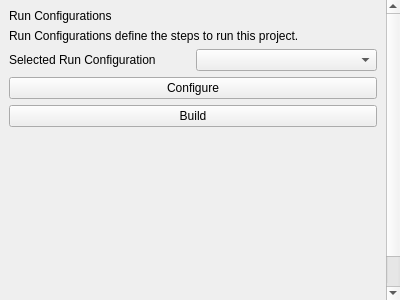
First picture: the form in application/pages/projectpage/leftpanes/runconfigurationleftpane/runconfigurationleftpane.ui, repository theCheeseboard/theSlate, before the edit.
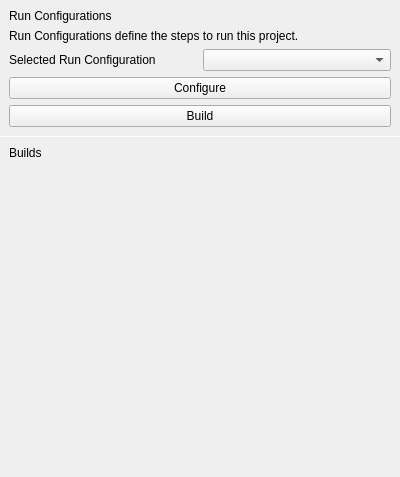
Second picture: the form after the edit. Custom widgets are drawn as their Qt base class.

Commit message: Add build logs and build history

```diff
--- a/application/pages/projectpage/leftpanes/runconfigurationleftpane/runconfigurationleftpane.ui
+++ b/application/pages/projectpage/leftpanes/runconfigurationleftpane/runconfigurationleftpane.ui
@@ -7,7 +7,7 @@
     <x>0</x>
     <y>0</y>
     <width>400</width>
-    <height>300</height>
+    <height>477</height>
    </rect>
   </property>
   <property name="windowTitle">
@@ -43,10 +43,42 @@
         <x>0</x>
         <y>0</y>
         <width>400</width>
-        <height>381</height>
+        <height>477</height>
        </rect>
       </property>
-      <layout class="QGridLayout" name="gridLayout">
+      <layout class="QVBoxLayout" name="verticalLayout_2">
+       <property name="spacing">
+        <number>0</number>
+       </property>
+       <property name="leftMargin">
+        <number>0</number>
+       </property>
+       <property name="topMargin">
+        <number>0</number>
+       </property>
+       <property name="rightMargin">
+        <number>0</number>
+       </property>
+       <property name="bottomMargin">
+        <number>0</number>
+       </property>
+       <item>
+        <layout class="QGridLayout" name="gridLayout_2">
+         <property name="leftMargin">
+          <number>9</number>
+         </property>
+         <property name="topMargin">
+          <number>9</number>
+         </property>
+         <property name="rightMargin">
+          <number>9</number>
+         </property>
+         <property name="bottomMargin">
+          <number>9</number>
+         </property>
+         <property name="spacing">
+          <number>6</number>
+         </property>
        <item row="2" column="0">
         <widget class="QLabel" name="label_3">
          <property name="text">
@@ -54,12 +86,8 @@
          </property>
         </widget>
        </item>
-       <item row="3" column="0" colspan="2">
-        <widget class="QPushButton" name="configureButton">
-         <property name="text">
-          <string>Configure</string>
-         </property>
-        </widget>
+         <item row="2" column="1">
+          <widget class="QComboBox" name="runConfigurationsComboBox"/>
        </item>
        <item row="1" column="0" colspan="2">
         <widget class="QLabel" name="label_2">
@@ -71,9 +99,6 @@
          </property>
         </widget>
        </item>
-       <item row="2" column="1">
-        <widget class="QComboBox" name="runConfigurationsComboBox"/>
-       </item>
        <item row="0" column="0" colspan="2">
         <widget class="tSubtitleLabel" name="label">
          <property name="text">
@@ -81,7 +106,65 @@
          </property>
         </widget>
        </item>
-       <item row="5" column="0">
+         <item row="3" column="0" colspan="2">
+          <widget class="QPushButton" name="configureButton">
+           <property name="text">
+            <string>Configure</string>
+           </property>
+          </widget>
+         </item>
+         <item row="4" column="0" colspan="2">
+          <widget class="QPushButton" name="buildButton">
+           <property name="text">
+            <string>Build</string>
+           </property>
+          </widget>
+         </item>
+        </layout>
+       </item>
+       <item>
+        <widget class="Line" name="line">
+         <property name="maximumSize">
+          <size>
+           <width>16777215</width>
+           <height>1</height>
+          </size>
+         </property>
+         <property name="orientation">
+          <enum>Qt::Horizontal</enum>
+         </property>
+        </widget>
+       </item>
+       <item>
+        <layout class="QVBoxLayout" name="verticalLayout_3">
+         <property name="spacing">
+          <number>0</number>
+         </property>
+         <property name="leftMargin">
+          <number>9</number>
+         </property>
+         <property name="topMargin">
+          <number>9</number>
+         </property>
+         <property name="rightMargin">
+          <number>9</number>
+         </property>
+         <property name="bottomMargin">
+          <number>9</number>
+         </property>
+         <item>
+          <widget class="tSubtitleLabel" name="label_4">
+           <property name="text">
+            <string>Builds</string>
+           </property>
+          </widget>
+         </item>
+        </layout>
+       </item>
+       <item>
+        <layout class="QVBoxLayout" name="buildsLayout"/>
+       </item>
+       <item>
         <spacer name="verticalSpacer">
          <property name="orientation">
           <enum>Qt::Vertical</enum>
@@ -89,18 +172,11 @@
          <property name="sizeHint" stdset="0">
           <size>
            <width>20</width>
-           <height>201</height>
+           <height>40</height>
           </size>
          </property>
         </spacer>
        </item>
-       <item row="4" column="0" colspan="2">
-        <widget class="QPushButton" name="buildButton">
-         <property name="text">
-          <string>Build</string>
-         </property>
-        </widget>
-       </item>
       </layout>
      </widget>
     </widget>
```
Lines whose indentation alone changed are shown as unchanged. The commit also changes 25 other files.
